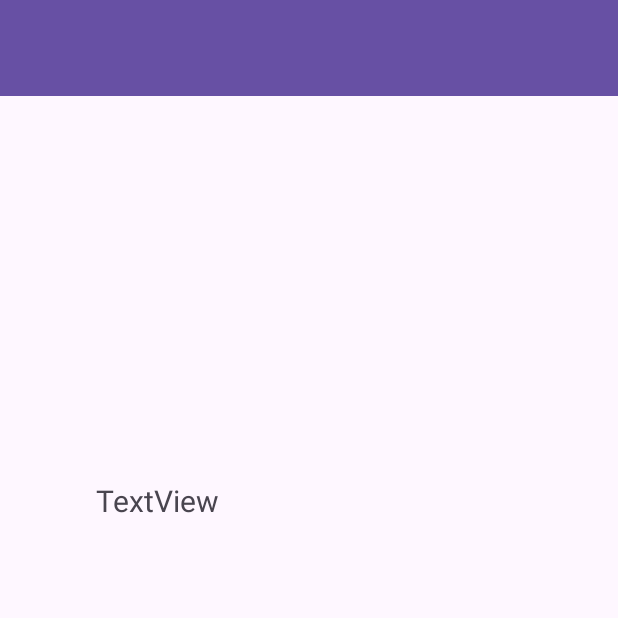
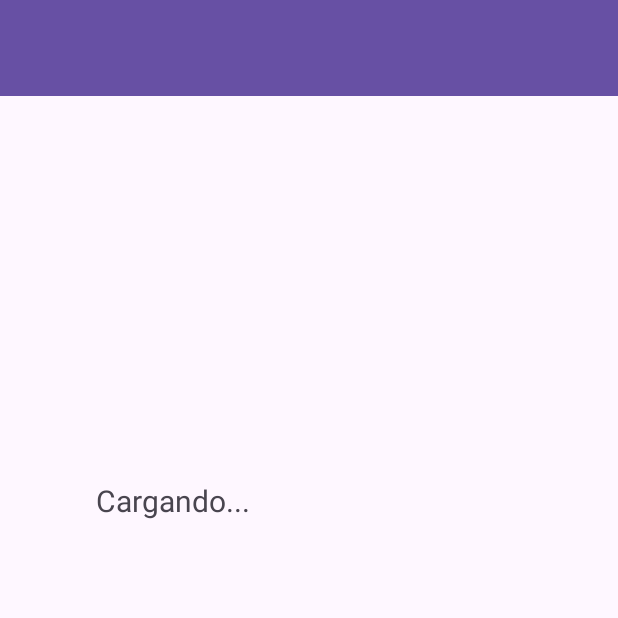
Before and after one commit to ArturoGarGarcia2/EjercicioMonedas, an Android app: the fragment ResultadoFragment placed in its activity, on a phone screen of 412 x 824 dp, the top half of it. Run offline under Robolectric (Android 15) with nearby library versions, the phone set to English and light mode, and no system bars; 3 statements that could not run were skipped.

Commit message:
commit 2

```diff
--- a/app/src/main/java/dam/moviles/ejerapi1/modelo/MonedaApiService.kt
+++ b/app/src/main/java/dam/moviles/ejerapi1/modelo/MonedaApiService.kt
@@ -1,6 +1,5 @@
 package dam.moviles.ejerapi1.modelo
 
-import retrofit2.http.Body
 import retrofit2.http.GET
 import retrofit2.http.Query
 
--- a/app/src/main/java/dam/moviles/ejerapi1/viewmodel/MonedasFragmentViewModel.kt
+++ b/app/src/main/java/dam/moviles/ejerapi1/viewmodel/MonedasFragmentViewModel.kt
@@ -12,8 +12,9 @@ class MonedasFragmentViewModel: ViewModel() {
         lambdaError: (String)-> Unit
     ){
         try{
-            listaMonedas = MonedaRepository().getMonedas().map { m ->
-                Moneda(m.key,m.value)
+            listaMonedas = MonedaRepository().getMonedas()
+                .filter{ m -> m.key!="EUR" }
+                .map { m -> Moneda(m.key,m.value)
             }
             lambdaExito()
         }catch (e:Exception){
--- a/app/src/main/res/layout/fragment_resultado.xml
+++ b/app/src/main/res/layout/fragment_resultado.xml
@@ -13,7 +13,7 @@
         android:layout_marginStart="64dp"
         android:layout_marginTop="256dp"
         android:layout_marginEnd="64dp"
-        android:text="TextView"
+        android:text="Cargando..."
         android:textSize="20dp"
         app:layout_constraintEnd_toEndOf="parent"
         app:layout_constraintStart_toStartOf="parent"
```
Also changed, not shown: app/src/main/java/dam/moviles/ejerapi1/modelo/MonedaRepository.kt (line endings or trailing spaces).
